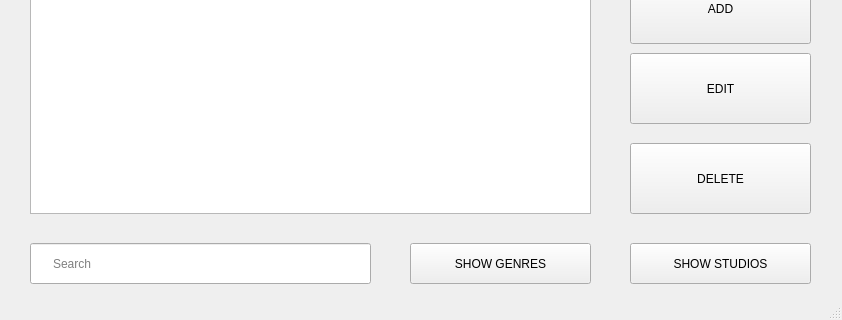
Above: main.ui from acevincent05/CP102-Final-Output before the change; both pictures show x 0 to 842 and y 247 to 567 of the 842 by 567 pixel window. Below: the same form after it.
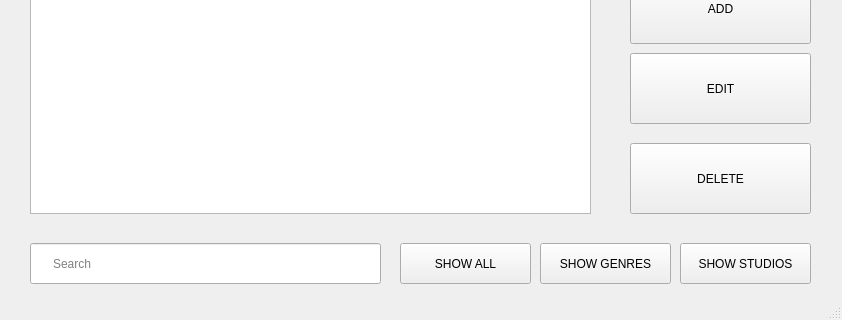
That is the form after the change.

Commit message: #show studios

```diff
--- a/main.ui
+++ b/main.ui
@@ -120,7 +120,7 @@
      <rect>
       <x>30</x>
       <y>490</y>
-      <width>341</width>
+      <width>351</width>
       <height>41</height>
      </rect>
     </property>
@@ -136,9 +136,9 @@
    <widget class="QPushButton" name="view_btn_2">
     <property name="geometry">
      <rect>
-      <x>410</x>
+      <x>540</x>
       <y>490</y>
-      <width>181</width>
+      <width>131</width>
       <height>41</height>
      </rect>
     </property>
@@ -149,9 +149,9 @@
    <widget class="QPushButton" name="view_btn_3">
     <property name="geometry">
      <rect>
-      <x>630</x>
+      <x>680</x>
       <y>490</y>
-      <width>181</width>
+      <width>131</width>
       <height>41</height>
      </rect>
     </property>
@@ -159,6 +159,19 @@
      <string>SHOW STUDIOS</string>
     </property>
    </widget>
+   <widget class="QPushButton" name="show_all_movies">
+    <property name="geometry">
+     <rect>
+      <x>400</x>
+      <y>490</y>
+      <width>131</width>
+      <height>41</height>
+     </rect>
+    </property>
+    <property name="text">
+     <string>SHOW ALL</string>
+    </property>
+   </widget>
   </widget>
   <widget class="QStatusBar" name="statusbar"/>
  </widget>
```
Left out of the diff: 4 changed lines with no effect on the pictures. The commit also changes 1 other file.
